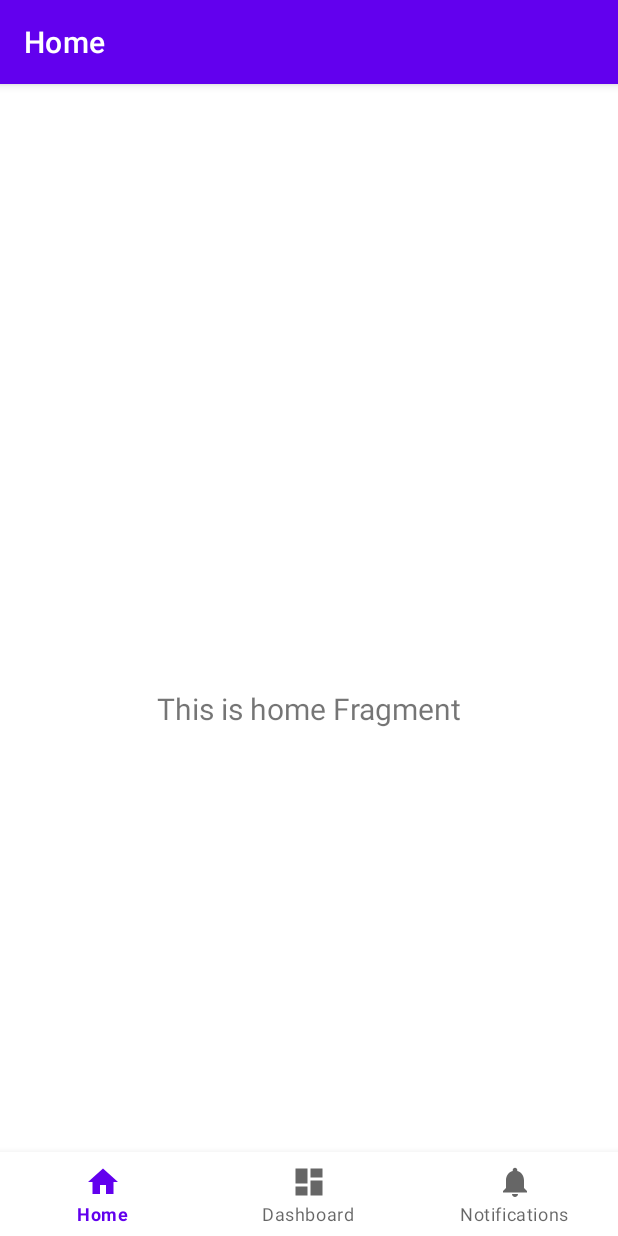
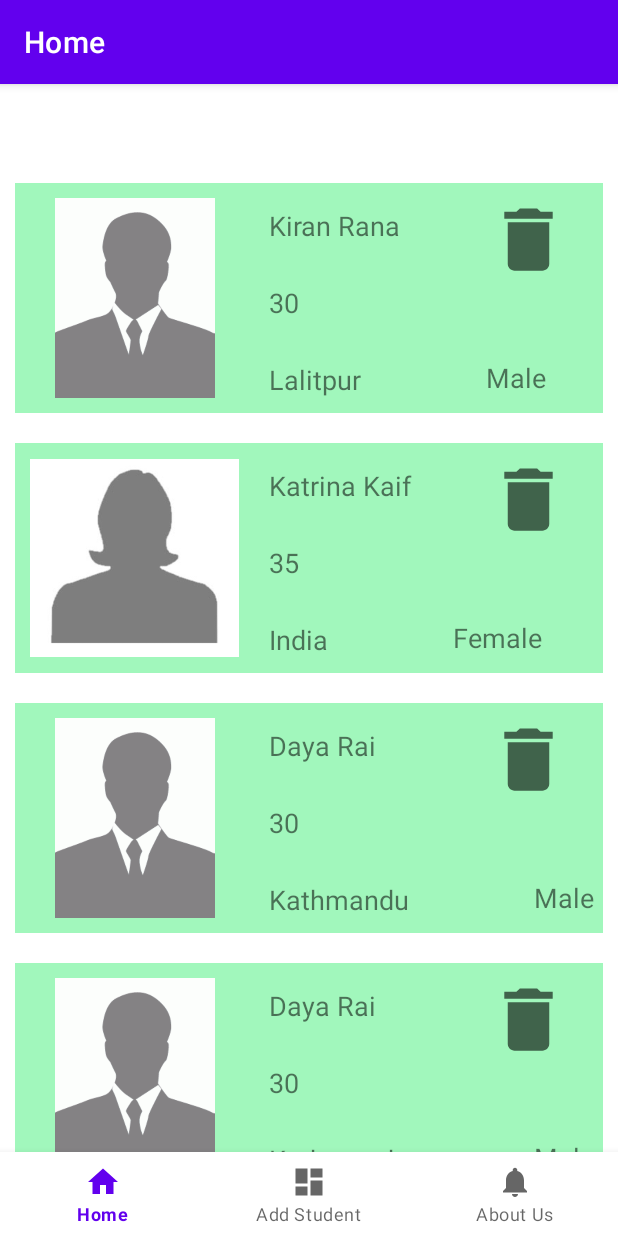
Before and after one commit to pSaurav10/SoftUserWeek6, an Android app: the screen it shows after launch (MainActivity), on a phone screen of 412 x 824 dp. Run offline under Robolectric (Android 15) with nearby library versions, the phone set to English and light mode, and no system bars; our stand-ins replace navigation-ui.

Commit message:
Added Users, Home Fragment Done

```diff
--- a/app/src/main/java/com/example/softuserassignment/MainActivity.kt
+++ b/app/src/main/java/com/example/softuserassignment/MainActivity.kt
@@ -7,6 +7,7 @@ import androidx.navigation.findNavController
 import androidx.navigation.ui.AppBarConfiguration
 import androidx.navigation.ui.setupActionBarWithNavController
 import androidx.navigation.ui.setupWithNavController
+import com.example.softuserassignment.model.User
 
 class MainActivity : AppCompatActivity() {
 
@@ -22,5 +23,20 @@ class MainActivity : AppCompatActivity() {
                 R.id.navigation_home, R.id.navigation_dashboard, R.id.navigation_notifications))
         setupActionBarWithNavController(navController, appBarConfiguration)
         navView.setupWithNavController(navController)
+        loadList()
+    }
+    private fun loadList(){
+        if(UserList.size == 0){
+            UserList.add(User("Kiran Rana" , 30,"Male", "Lalitpur"))
+            UserList.add(User("Katrina Kaif" , 35,"Female", "India"))
+            UserList.add(User("Daya Rai" , 30,"Male", "Kathmandu"))
+            UserList.add(User("Daya Rai" , 30,"Male", "Kathmandu"))
+            UserList.add(User("Daya Rai" , 30,"Male", "Kathmandu"))
+            UserList.add(User("Daya Rai" , 30,"Male", "Kathmandu"))
+        }
+    }
+
+    companion object{
+        var UserList =ArrayList<User>()
     }
 }
--- /dev/null
+++ b/app/src/main/java/com/example/softuserassignment/adapter/UserAdapter.kt
@@ -0,0 +1,68 @@
+package com.example.softuserassignment.adapter
+
+import android.content.Context
+import android.view.LayoutInflater
+import android.view.View
+import android.view.ViewGroup
+import android.widget.ImageView
+import android.widget.TextView
+import android.widget.Toast
+import androidx.recyclerview.widget.RecyclerView
+import com.example.softuserassignment.R
+import com.example.softuserassignment.model.User
+
+class UserAdapter(val User: ArrayList<User>,
+                  val context: Context
+                  ): RecyclerView.Adapter<UserAdapter.UserViewHolder>()
+{
+    class UserViewHolder(view: View):RecyclerView.ViewHolder(view){
+        val imgProfile: ImageView
+        val tvName: TextView
+        val tvAge: TextView
+        val tvAddress: TextView
+        val tvGender: TextView
+        val imgDelete: ImageView
+        init {
+            imgProfile = view.findViewById(R.id.imgProfile)
+            tvName = view.findViewById(R.id.tvName)
+            tvAge = view.findViewById(R.id.tvAge)
+            tvAddress = view.findViewById(R.id.tvAddress)
+            tvGender = view.findViewById(R.id.tvGender)
+            imgDelete = view.findViewById(R.id.imgDelete)
+        }
+    }
+
+    override fun onCreateViewHolder(parent: ViewGroup, viewType: Int): UserViewHolder {
+        val view= LayoutInflater.from(parent.context).inflate(R.layout.user_layout, parent, false)
+        return  UserViewHolder(view)
+    }
+
+    override fun onBindViewHolder(holder: UserViewHolder, position: Int) {
+        val user = User[position]
+        holder.tvName.text = user.name
+        holder.tvAge.text = user.age.toString()
+        holder.tvAddress.text = user.address
+        holder.tvGender.text = user.gender
+        if(user.gender == "Male"){
+            holder.imgProfile.setImageResource(R.drawable.male)
+        }
+        else if(user.gender == "Female"){
+            holder.imgProfile.setImageResource(R.drawable.female)
+        }
+        holder.imgProfile.setOnClickListener {
+            val context = context
+            val stringBuilder = StringBuilder()
+            stringBuilder.append("Hello this is: ")
+            stringBuilder.append(user.name)
+            Toast.makeText(context, stringBuilder.toString(), Toast.LENGTH_SHORT).show()
+        }
+        holder.imgDelete.setOnClickListener {
+            User.removeAt(position)
+            notifyDataSetChanged()
+        }
+    }
+
+    override fun getItemCount(): Int {
+        return User.size
+    }
+}
--- /dev/null
+++ b/app/src/main/java/com/example/softuserassignment/model/User.kt
@@ -0,0 +1,42 @@
+package com.example.softuserassignment.model
+
+import android.os.Parcel
+import android.os.Parcelable
+
+data class User (
+    val name: String? = null,
+    val age: Int? = null,
+    val gender: String? = null,
+    val address: String? = null,
+): Parcelable {
+    constructor(parcel: Parcel) : this(
+        parcel.readString(),
+        parcel.readValue(Int::class.java.classLoader) as? Int,
+        parcel.readString(),
+        parcel.readString(),
+    )
+
+    override fun describeContents(): Int {
+        return 0
+    }
+
+    override fun writeToParcel(parcel: Parcel, flags: Int) {
+        parcel.writeString(name)
+        parcel.writeValue(age)
+        parcel.writeString(gender)
+        parcel.writeString(address)
+    }
+
+
+
+
+    companion object CREATOR : Parcelable.Creator<User> {
+        override fun createFromParcel(parcel: Parcel): User {
+            return User(parcel)
+        }
+
+        override fun newArray(size: Int): Array<User?> {
+            return arrayOfNulls(size)
+        }
+    }
+}
--- a/app/src/main/java/com/example/softuserassignment/ui/home/HomeFragment.kt
+++ b/app/src/main/java/com/example/softuserassignment/ui/home/HomeFragment.kt
@@ -1,5 +1,6 @@
 package com.example.softuserassignment.ui.home
 
+import android.content.Context
 import android.os.Bundle
 import android.view.LayoutInflater
 import android.view.View
@@ -8,24 +9,26 @@ import android.widget.TextView
 import androidx.fragment.app.Fragment
 import androidx.lifecycle.Observer
 import androidx.lifecycle.ViewModelProvider
+import androidx.recyclerview.widget.LinearLayoutManager
+import androidx.recyclerview.widget.RecyclerView
+import com.example.softuserassignment.MainActivity
 import com.example.softuserassignment.R
+import com.example.softuserassignment.adapter.UserAdapter
 
 class HomeFragment : Fragment() {
 
-    private lateinit var homeViewModel: HomeViewModel
+    private lateinit var rView: RecyclerView
 
     override fun onCreateView(
-            inflater: LayoutInflater,
-            container: ViewGroup?,
-            savedInstanceState: Bundle?
+        inflater: LayoutInflater,
+        container: ViewGroup?,
+        savedInstanceState: Bundle?
     ): View? {
-        homeViewModel =
-                ViewModelProvider(this).get(HomeViewModel::class.java)
-        val root = inflater.inflate(R.layout.fragment_home, container, false)
-        val textView: TextView = root.findViewById(R.id.text_home)
-        homeViewModel.text.observe(viewLifecycleOwner, Observer {
-            textView.text = it
-        })
-        return root
+        val view = layoutInflater.inflate(R.layout.fragment_home, container, false)
+        rView = view?.findViewById(R.id.rView) as RecyclerView
+        val userAdapter = UserAdapter(MainActivity.UserList, this.activity as Context)
+        rView!!.adapter = userAdapter
+        rView!!.layoutManager = LinearLayoutManager(this.activity as Context?)
+        return view
     }
 }
--- /dev/null
+++ b/app/src/main/res/drawable/ic_delete.xml
@@ -0,0 +1,10 @@
+<vector xmlns:android="http://schemas.android.com/apk/res/android"
+    android:width="24dp"
+    android:height="24dp"
+    android:viewportWidth="24"
+    android:viewportHeight="24"
+    android:tint="?attr/colorControlNormal">
+  <path
+      android:fillColor="@android:color/white"
+      android:pathData="M6,19c0,1.1 0.9,2 2,2h8c1.1,0 2,-0.9 2,-2V7H6v12zM19,4h-3.5l-1,-1h-5l-1,1H5v2h14V4z"/>
+</vector>
--- a/app/src/main/res/layout/fragment_home.xml
+++ b/app/src/main/res/layout/fragment_home.xml
@@ -1,22 +1,16 @@
 <?xml version="1.0" encoding="utf-8"?>
-<androidx.constraintlayout.widget.ConstraintLayout xmlns:android="http://schemas.android.com/apk/res/android"
+<androidx.constraintlayout.widget.ConstraintLayout
+    xmlns:android="http://schemas.android.com/apk/res/android"
     xmlns:app="http://schemas.android.com/apk/res-auto"
     xmlns:tools="http://schemas.android.com/tools"
     android:layout_width="match_parent"
-    android:layout_height="match_parent"
+    android:layout_height="wrap_content"
     tools:context=".ui.home.HomeFragment">
 
-    <TextView
-        android:id="@+id/text_home"
-        android:layout_width="match_parent"
-        android:layout_height="wrap_content"
-        android:layout_marginStart="8dp"
-        android:layout_marginTop="8dp"
-        android:layout_marginEnd="8dp"
-        android:textAlignment="center"
-        android:textSize="20sp"
-        app:layout_constraintBottom_toBottomOf="parent"
-        app:layout_constraintEnd_toEndOf="parent"
-        app:layout_constraintStart_toStartOf="parent"
-        app:layout_constraintTop_toTopOf="parent" />
+   <androidx.recyclerview.widget.RecyclerView
+       android:layout_width="match_parent"
+       android:layout_height="match_parent"
+       android:id="@+id/rView"/>
+
+
 </androidx.constraintlayout.widget.ConstraintLayout>
--- /dev/null
+++ b/app/src/main/res/layout/user_layout.xml
@@ -0,0 +1,80 @@
+<?xml version="1.0" encoding="utf-8"?>
+<androidx.constraintlayout.widget.ConstraintLayout
+    xmlns:android="http://schemas.android.com/apk/res/android"
+    android:layout_width="match_parent"
+    android:layout_height="wrap_content"
+    android:layout_margin="10dp"
+    android:background="#a1f7bc"
+    xmlns:app="http://schemas.android.com/apk/res-auto">
+
+    <ImageView
+        android:id="@+id/imgProfile"
+        android:layout_width="139dp"
+        android:layout_height="133dp"
+        android:layout_marginStart="10dp"
+        android:layout_marginLeft="8dp"
+        android:layout_marginTop="10dp"
+        android:layout_marginBottom="10dp"
+        android:src="@drawable/noimage"
+        app:layout_constraintBottom_toBottomOf="parent"
+        app:layout_constraintStart_toStartOf="parent"
+        app:layout_constraintTop_toTopOf="parent"/>
+
+    <TextView
+        android:id="@+id/tvName"
+        android:layout_width="110dp"
+        android:layout_height="27dp"
+        android:layout_marginStart="20dp"
+        android:layout_marginTop="16dp"
+        android:text="Salman Khan"
+        android:textSize="18sp"
+        app:layout_constraintStart_toEndOf="@+id/imgProfile"
+        app:layout_constraintTop_toTopOf="parent"
+        android:layout_marginLeft="20dp" />
+    <TextView
+        android:id="@+id/tvAge"
+        android:layout_width="wrap_content"
+        android:layout_height="27dp"
+        android:layout_marginStart="20dp"
+        android:layout_marginTop="24dp"
+        android:text="Age"
+        android:textSize="18sp"
+        app:layout_constraintStart_toEndOf="@+id/imgProfile"
+        app:layout_constraintTop_toBottomOf="@+id/tvName"
+        android:layout_marginLeft="20dp" />
+    <TextView
+        android:id="@+id/tvAddress"
+        android:layout_width="wrap_content"
+        android:layout_height="27dp"
+        android:layout_marginStart="20dp"
+        android:layout_marginTop="24dp"
+        android:text="Address"
+        android:textSize="18sp"
+        app:layout_constraintStart_toEndOf="@+id/imgProfile"
+        app:layout_constraintTop_toBottomOf="@+id/tvAge"
+        android:layout_marginLeft="20dp" />
+    <ImageView
+        android:layout_width="75dp"
+        android:layout_height="55dp"
+        android:src="@drawable/ic_delete"
+        android:layout_marginStart="25dp"
+        android:layout_marginTop="10dp"
+        android:layout_marginBottom="10dp"
+        android:layout_marginLeft="16dp"
+        android:id="@+id/imgDelete"
+        app:layout_constraintStart_toEndOf="@+id/tvName"
+        app:layout_constraintTop_toTopOf="parent"/>
+
+    <TextView
+        android:id="@+id/tvGender"
+        android:layout_width="wrap_content"
+        android:layout_height="27dp"
+        android:layout_marginStart="83dp"
+        android:layout_marginLeft="78dp"
+        android:layout_marginTop="52dp"
+        android:text="Male"
+        android:textSize="18sp"
+        app:layout_constraintStart_toEndOf="@+id/tvAddress"
+        app:layout_constraintTop_toBottomOf="@+id/imgDelete" />
+
+</androidx.constraintlayout.widget.ConstraintLayout>
--- a/app/src/main/res/values/strings.xml
+++ b/app/src/main/res/values/strings.xml
@@ -1,6 +1,6 @@
 <resources>
     <string name="app_name">SoftUserAssignment</string>
     <string name="title_home">Home</string>
-    <string name="title_dashboard">Dashboard</string>
-    <string name="title_notifications">Notifications</string>
+    <string name="title_dashboard">Add Student</string>
+    <string name="title_notifications">About Us</string>
 </resources>
```
Also changed, not shown: app/src/main/res/drawable/female.jpg (added), app/src/main/res/drawable/male.jpg (added), app/src/main/res/drawable/noimage.png (added).
